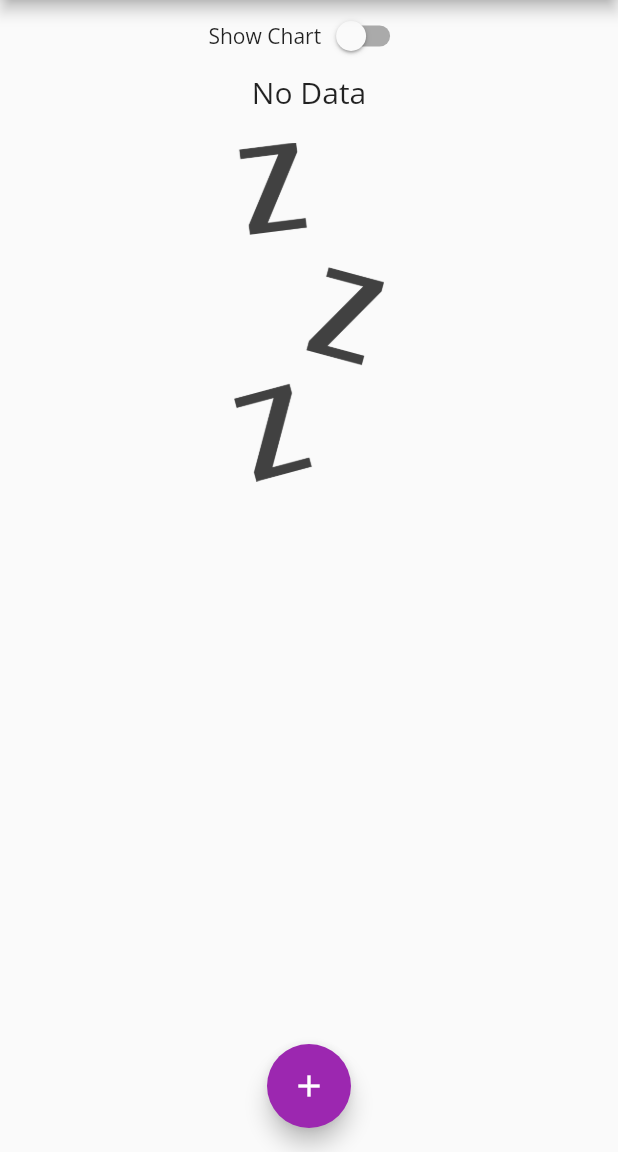
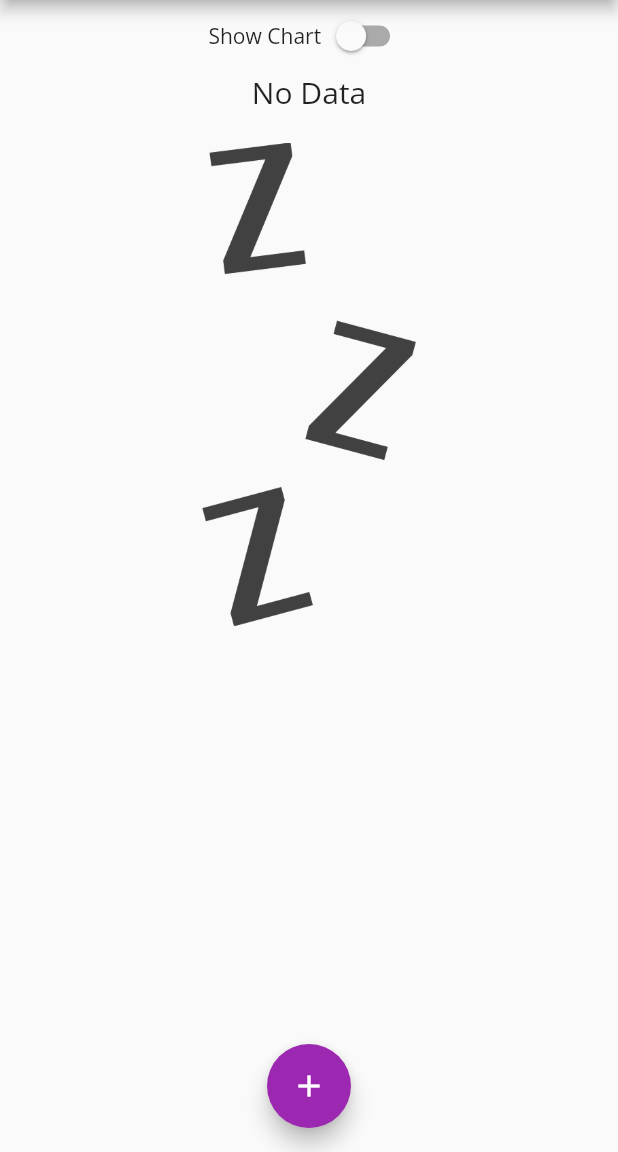
Before and after one commit to lemanfoetra/flutter-module-5-Expanses--Resvonsive-Adavtive, a Flutter app: the screen it shows after launch, on a phone screen of 412 x 824 dp, the part 84-1236 px from its top. Run offline on Flutter 3.47's test engine with Material 2 defaults, Android fonts, the phone set to English and light mode, and no system bars.

Commit message:
Finishing Lanskap mode

```diff
--- a/lib/main.dart
+++ b/lib/main.dart
@@ -166,7 +166,9 @@ class _HomeState extends State<Home> {
                       appBar.preferredSize.height) *
                   0.7,
               child: transactions.isEmpty
-                  ? Column(
+                  ? LayoutBuilder(
+                      builder: (contex, contrains) {
+                        return Column(
                           children: <Widget>[
                             Text(
                               'No Data',
@@ -176,13 +178,16 @@ class _HomeState extends State<Home> {
                               height: 20,
                             ),
                             Container(
-                          width: 100,
+                              height: contrains.maxHeight * 0.6,
+
                               child: Image.asset(
                                 'assets/images/waiting.png',
                                 fit: BoxFit.cover,
                               ),
                             ),
                           ],
+                        );
+                      },
                     )
                   : TransactionList(
                       transactions: transactions,
```
Lines whose indentation alone changed are shown as unchanged.
